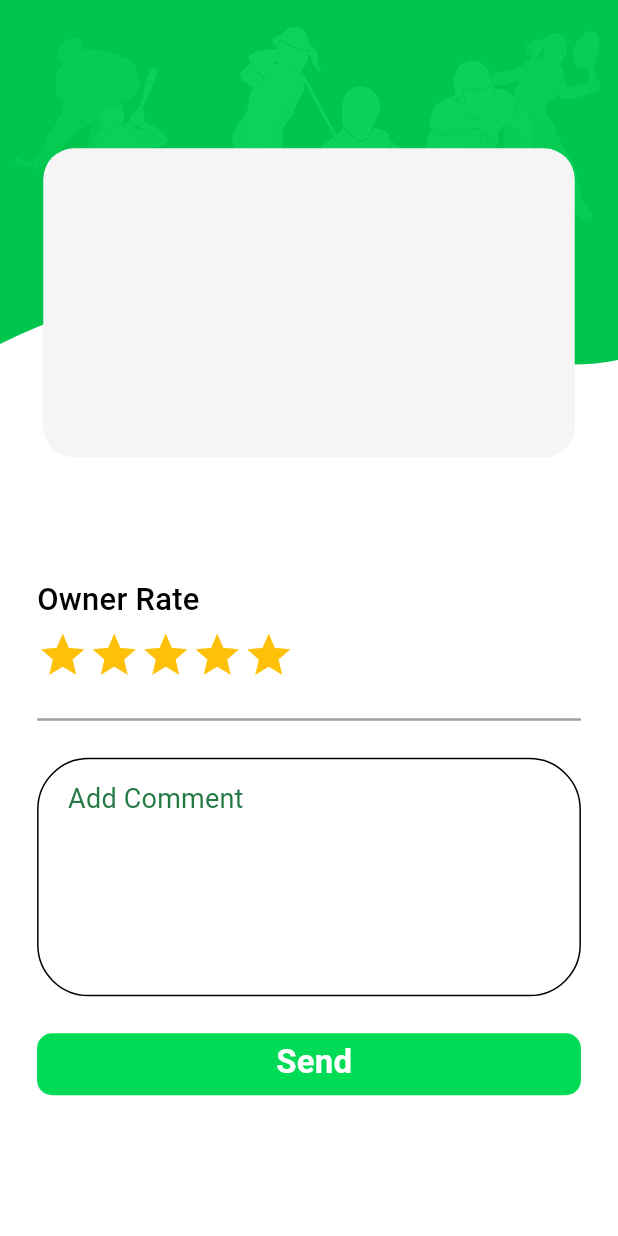
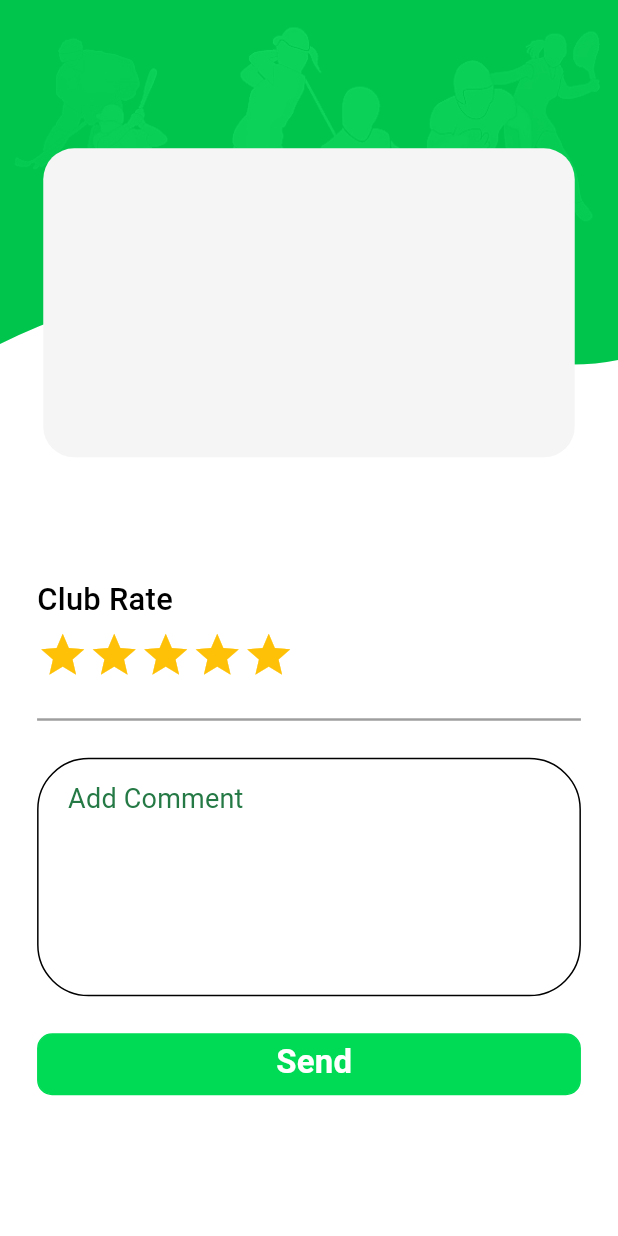
Before and after one commit to tatweer-programming/hawi_hub, a Flutter app: the AddFeedbackForClub screen opened directly with empty values, on a phone screen of 412 x 824 dp. Run offline on Flutter 3.47's test engine with Material 3 defaults, Android fonts, the light colour scheme and no system bars; drawn by our look-alikes of flutter_rating_bar; our stand-ins replace animated_splash_screen, audioplayers, bloc, carousel_slider, connectivity_plus, dartz and 17 more; missing offline and left inert: flutter_facebook_auth, flutter_geolocation_service, location_picker_flutter_map, my_fatoorah, open_file_plus; accounts and stored records are empty; Roboto replaces fonts that are missing (Roboto_regular).

Commit message:
fix issues in feedback and payment

```diff
--- a/lib/src/core/apis/end_points.dart
+++ b/lib/src/core/apis/end_points.dart
@@ -12,7 +12,8 @@ class EndPoints {
 
   /// profile
   static const String addOwnerFeedback = '/Player/AddOwnerReview/';
-  static const String getFeedbacks = '/Player/GetPlayerReviews/';
+  static const String getOwnerFeedbacks = '/Owner/GetOwnerReviews/';
+  static const String getPlayerFeedbacks = '/Player/GetPlayerReviews/';
 
   /// payment
   static const String getPaymentStatus = '/v2/GetPaymentStatus';
--- a/lib/src/core/user_access_proxy/data_source_proxy.dart
+++ b/lib/src/core/user_access_proxy/data_source_proxy.dart
@@ -73,7 +73,8 @@ class UserAccessProxy {
   }
 
   bool _isAgeSuitable({required double ageRange}) {
-    double userAge = ConstantsManager.appUser!.getAge();
+    int userAge = ConstantsManager.appUser!.getAge();
+    print(userAge);
     double minAge = ageRange - 3;
     double maxAge = ageRange + 3;
     return userAge >= minAge && userAge <= maxAge;
--- a/lib/src/modules/auth/data/models/player.dart
+++ b/lib/src/modules/auth/data/models/player.dart
@@ -6,12 +6,12 @@ class Player extends User {
   final int games;
   final int bookings;
   final String email;
-  final double myWallet;
+  double myWallet;
   final DateTime birthDate;
   File? profilePictureFile;
   List<int> favoritePlaces;
   final List<int> stadiumReservation;
-  final List<int> playerReservation;
+  final List<int> ownerReservatation;
 
   Player({
     required this.bookings,
@@ -19,7 +19,7 @@ class Player extends User {
     required this.birthDate,
     required this.email,
     required this.stadiumReservation,
-    required this.playerReservation,
+    required this.ownerReservatation,
     this.profilePictureFile,
     required this.myWallet,
     this.favoritePlaces = const [],
@@ -48,7 +48,7 @@ class Player extends User {
       feedbacks: [],
       favoritePlaces: List.from(json['favoriteStadiums'] ?? []),
       stadiumReservation: List.from(json['stadiumReservatation'] ?? []),
-      playerReservation: List.from(json['playerReservatation'] ?? []),
+      ownerReservatation: List.from(json['ownerReservatation'] ?? []),
     );
   }
 
@@ -56,8 +56,8 @@ class Player extends User {
     return approvalStatus == 1;
   }
 
-  double getAge() {
-    double age = birthDate.difference(DateTime.now()).inDays / 365;
+  int getAge() {
+    int age = (DateTime.now().difference(birthDate).inDays / 365).ceil();
     return age;
   }
 }
--- a/lib/src/modules/auth/view/screens/add_feedback_for_club.dart
+++ b/lib/src/modules/auth/view/screens/add_feedback_for_club.dart
@@ -90,7 +90,7 @@ class AddFeedbackForClub extends StatelessWidget {
                     }
                   }, builder: (context, state) {
                     return _rateBuilder(
-                      rate: S.of(context).ownerRate,
+                      rate: S.of(context).clubRate,
                       onRatingUpdate: (rating) {
                         UserAccessProxy(bloc, AddRatingEvent(rating))
                             .execute([AccessCheckType.login]);
--- a/lib/src/modules/auth/view/screens/add_feedback_for_user.dart
+++ b/lib/src/modules/auth/view/screens/add_feedback_for_user.dart
@@ -9,6 +9,7 @@ import 'package:hawihub/src/core/utils/constance_manager.dart';
 import 'package:hawihub/src/modules/auth/bloc/auth_bloc.dart';
 import 'package:hawihub/src/modules/auth/data/models/user.dart';
 import 'package:hawihub/src/modules/auth/view/widgets/auth_app_bar.dart';
+import 'package:hawihub/src/modules/main/view/widgets/components.dart';
 import 'package:hawihub/src/modules/places/bloc/place_bloc.dart';
 import 'package:hawihub/src/modules/places/data/models/feedback.dart';
 import 'package:sizer/sizer.dart';
@@ -90,7 +91,8 @@ class AddFeedbackForUser extends StatelessWidget {
                       }
                     },
                     builder: (context, state) {
-                      return defaultButton(
+                      return DefaultButton(
+                        isLoading: state is AddOwnerFeedbackLoading,
                         onPressed: () {
                           UserAccessProxy(
                                   bloc,
@@ -103,7 +105,6 @@ class AddFeedbackForUser extends StatelessWidget {
                               .execute([AccessCheckType.login]);
                         },
                         text: S.of(context).send,
-                        fontSize: 18.sp,
                       );
                     },
                   ),
--- a/lib/src/modules/auth/view/screens/profile_screen.dart
+++ b/lib/src/modules/auth/view/screens/profile_screen.dart
@@ -41,7 +41,7 @@ class ProfileScreen extends StatelessWidget {
       if (state is UploadNationalIdSuccessState) {
         context.pop();
         bloc.add(GetProfileEvent(id, userType));
-        errorToast(msg: S.of(context).idCardUploaded);
+        defaultToast(msg: S.of(context).idCardUploaded);
         context.pop();
       } else if (state is UploadNationalIdErrorState) {
         context.pop();
@@ -443,7 +443,7 @@ Widget _verified({
     SizedBox(
       height: 2.h,
     ),
-    if (ConstantsManager.appUser!.playerReservation.contains(user.id))
+    if (ConstantsManager.appUser!.ownerReservatation.contains(user.id))
       defaultButton(
           onPressed: () {
             context.pushWithTransition(
--- a/lib/src/modules/chat/data/models/last_message.dart
+++ b/lib/src/modules/chat/data/models/last_message.dart
@@ -8,7 +8,7 @@ class LastMessage extends Equatable {
   final String? messageContent;
   final String? messageAttachmentUrl;
   final bool? playerToOwner;
-  final String? timestamp;
+  final DateTime? timestamp;
   final OwnerChat owner;
 
   const LastMessage({
@@ -26,7 +26,7 @@ class LastMessage extends Equatable {
       messageContent: json["messageContent"],
       messageAttachmentUrl: json["messageAttachmentUrl"],
       playerToOwner: json["playerToOwner"],
-      timestamp: json["timestamp"],
+      timestamp: DateTime.parse(json["timestamp"]),
       owner: OwnerChat.fromJson(json["owner"]),
     );
   }
--- a/lib/src/modules/chat/data/models/message.dart
+++ b/lib/src/modules/chat/data/models/message.dart
@@ -10,7 +10,7 @@ class Message extends Equatable {
   final bool? isOwner;
   String? message;
   String? attachmentUrl;
-  final String? timeStamp;
+  final DateTime? timeStamp;
   String? voiceNoteUrl;
 
   Message({
@@ -29,7 +29,7 @@ class Message extends Equatable {
       attachmentUrl: json["messageAttachmentUrl"] != null
           ? ApiManager.handleImageUrl(json["messageAttachmentUrl"])
           : null,
-      timeStamp: json["timestamp"],
+      timeStamp: DateTime.parse(json["timestamp"]),
       isOwner: json["playerToOwner"],
     );
   }
--- a/lib/src/modules/chat/data/services/chat_service.dart
+++ b/lib/src/modules/chat/data/services/chat_service.dart
@@ -100,7 +100,7 @@ class ChatService {
             message: jsonData["arguments"][0]["playerMessage"],
             attachmentUrl: jsonData["arguments"][0]["playerAttachmentUrl"],
             isOwner: true,
-            timeStamp: DateTime.now().add(const Duration(hours: -3)).toString(),
+            timeStamp: DateTime.now(),
           ));
         }
       });
--- a/lib/src/modules/chat/view/screens/chats_screen.dart
+++ b/lib/src/modules/chat/view/screens/chats_screen.dart
@@ -8,6 +8,7 @@ import 'package:hawihub/src/modules/chat/data/models/chat.dart';
 import 'package:hawihub/src/modules/chat/data/models/last_message.dart';
 import 'package:hawihub/src/modules/chat/view/components.dart';
 import 'package:hawihub/src/modules/chat/view/screens/chat_screen.dart';
+import 'package:intl/intl.dart';
 import 'package:sizer/sizer.dart';
 
 import '../../../../core/utils/color_manager.dart';
@@ -109,7 +110,7 @@ Widget _appBar(
 Widget _chatWidget(
     {required LastMessage lastMessage, required VoidCallback onTap}) {
   String formattedDate =
-      utcToLocal(lastMessage.timestamp ?? "${DateTime.now()}");
+  DateFormat('hh:mm a').format(lastMessage.timestamp??DateTime.now());
   return Padding(
     padding: EdgeInsets.symmetric(
       horizontal: 7.w,
--- a/lib/src/modules/games/data/models/game.dart
+++ b/lib/src/modules/games/data/models/game.dart
@@ -114,6 +114,6 @@ class Game extends Equatable {
   }
 
   double getHostAge() {
-    return 00;
+    return 20;
   }
 }
--- a/lib/src/modules/games/view/widgets/screens/game_screen.dart
+++ b/lib/src/modules/games/view/widgets/screens/game_screen.dart
@@ -139,7 +139,7 @@ class GameDetailsScreen extends StatelessWidget {
                                   ),
                                   child: FloatingActionButton(
                                     onPressed: () {
-                                      Navigator.of(context).pop();
+                                      context.pop();
                                     },
                                     mini: true,
                                     child: const Icon(Icons.arrow_back_ios),
```
Also changed, not shown: lib/src/modules/auth/data/services/auth_services.dart (+4 -4 lines), lib/src/modules/chat/view/components.dart (+5 -5 lines), lib/src/modules/chat/view/screens/chat_screen.dart (+4 -4 lines), lib/src/modules/games/data/data_source/games_remote_data_source.dart (+6 -6 lines), lib/src/modules/payment/data/services/payment_service.dart (+3 -9 lines), pubspec.lock.
